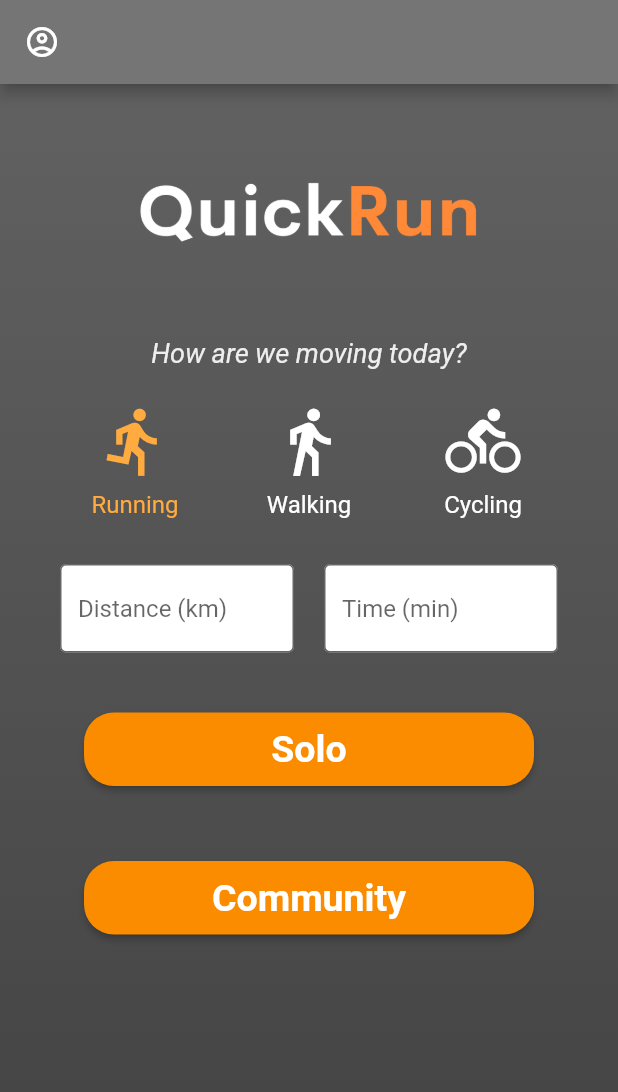
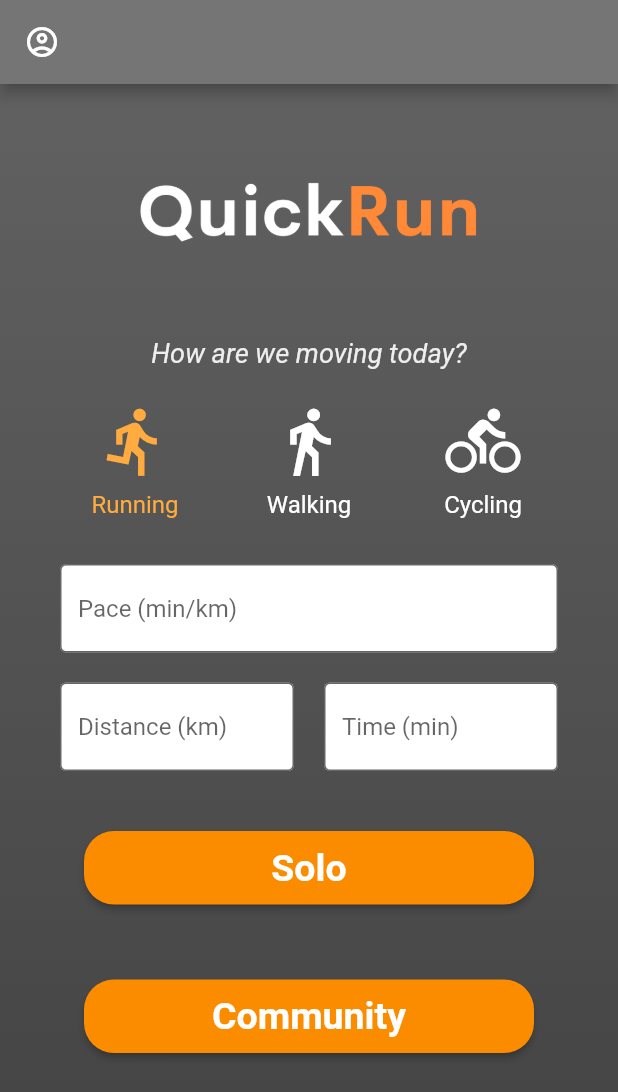
Before and after one commit to nikadari/QuickRun, a Flutter app: the SelectState screen opened directly, after a tap on the "directions run" icon, on a phone screen of 412 x 824 dp. Shown: the top 1092 px of the screen. Run offline on Flutter 3.47's test engine with Material 2 defaults, Android fonts, the phone set to English and light mode, and no system bars; network calls fail.

Commit message:
Data updating in Firebase from selection page

```diff
--- a/quick_run/lib/select.dart
+++ b/quick_run/lib/select.dart
@@ -1,8 +1,27 @@
 import 'package:flutter/material.dart';
 import 'package:flutter/services.dart';
 
+// For talking with the backend to submit database information.
+import 'package:http/http.dart' as http;
+
 //delete later
 void main() => runApp(SelectScreen());
+
+void UpdateActivity(String uid, int activityType, double pace, double distance, double time) async {
+  var uri = "http://localhost:3000/api/update/activity?uid=" + uid + "&type=" + activityType.toString() + "&pace=" + pace.toString() +
+  "&distance=" + distance.toString() + "&time=" + time.toString();
+  try {
+    var response = await http.get(Uri.parse(uri), headers: {
+      "Accept": "application/json",
+      "Access-Control-Allow-Origin": "*"
+    });
+    print('Response body: ${response.body}');
+  } catch (e) {
+    // just consume the error. Who cares.
+    print(e);
+    print(uri);
+  }
+}
 
 class SelectScreen extends StatelessWidget {
   @override
@@ -39,8 +58,14 @@ Widget buildSoloBtn() {
 }
 
 class SelectScreenState extends State<SelectState> {
+
   late double inputD;
   late double inputT;
+  late double inputP;
+
+  var dController = new TextEditingController();
+  var tController = new TextEditingController();
+
   late int activity;
   late bool isD;
   Color icon1Color = Colors.white;
@@ -52,6 +77,7 @@ class SelectScreenState extends State<SelectState> {
     super.initState();
     inputD = 0.0;
     inputT = 0.0;
+    inputP = 0.0;
     activity = 1;
   }
 
@@ -76,6 +102,7 @@ class SelectScreenState extends State<SelectState> {
                       icon1Color = Colors.orangeAccent;
                       icon2Color = Colors.white;
                       icon3Color = Colors.white;
+                      UpdateActivity("iwoYcZfWWWMiw8B2vpq7xhUgzMQ2", activity, inputP, inputD, inputT);
                     });
                   }),
               Text("Running",
@@ -103,6 +130,7 @@ class SelectScreenState extends State<SelectState> {
                       icon1Color = Colors.white;
                       icon2Color = Colors.orangeAccent;
                       icon3Color = Colors.white;
+                      UpdateActivity("iwoYcZfWWWMiw8B2vpq7xhUgzMQ2", activity, inputP, inputD, inputT);
                     });
                   }),
               Text("Walking",
@@ -130,6 +158,7 @@ class SelectScreenState extends State<SelectState> {
                       icon1Color = Colors.white;
                       icon2Color = Colors.white;
                       icon3Color = Colors.orangeAccent;
+                      UpdateActivity("iwoYcZfWWWMiw8B2vpq7xhUgzMQ2", activity, inputP, inputD, inputT);
                     });
                   }),
               Text("Cycling",
@@ -147,18 +176,49 @@ class SelectScreenState extends State<SelectState> {
   Widget buildDTFields() {
     return Container(
       padding: EdgeInsets.all(15.0),
-      child: Row(children: [
-        Expanded(
-          child: TextField(
+      child: Column(children: [
+        TextField(
           keyboardType: TextInputType.number,
           decoration: InputDecoration(
             border: OutlineInputBorder(),
             fillColor: Colors.white,
             filled: true,
-                hintText: "Distance (km)"),
+            hintText: "Pace (min/km)", // TODO: Needs to be stateful and dependent on option
+          ),
+          onChanged: (str) {
+            try {
+              inputP = double.parse(str);
+              // update the time
+              inputT = inputD * inputP;
+              tController.text = inputT.toString();
+              UpdateActivity("iwoYcZfWWWMiw8B2vpq7xhUgzMQ2", activity, inputP, inputD, inputT);
+            } catch (e) {
+              inputP = 0.0;
+            }
+          }
+        ),
+        SizedBox(
+          height: 20,
+        ),
+        Row(children: [
+          // distance input field
+          Expanded(
+            child: TextField(
+              keyboardType: TextInputType.number,
+              controller: dController,
+              decoration: InputDecoration(
+                  border: OutlineInputBorder(),
+                  fillColor: Colors.white,
+                  filled: true,
+                  hintText: "Distance (km)",
+              ),
               onChanged: (str) {
                 try {
                   inputD = double.parse(str);
+                  // recompute the time.
+                  inputT = inputD * inputP;
+                  tController.text = inputT.toString();
+                  UpdateActivity("iwoYcZfWWWMiw8B2vpq7xhUgzMQ2", activity, inputP, inputD, inputT);
                 } catch (e) {
                   inputD = 0.0;
                 }
@@ -168,17 +228,27 @@ class SelectScreenState extends State<SelectState> {
           SizedBox(
             width: 20,
           ),
+          // distance input field
           Expanded(
             child: TextField(
               keyboardType: TextInputType.number,
+              controller: tController,
               decoration: InputDecoration(
                   border: OutlineInputBorder(),
                   fillColor: Colors.white,
                   filled: true,
-                hintText: "Time (min)"),
+                  hintText: "Time (min)",
+
+              ),
               onChanged: (str) {
                 try {
                   inputT = double.parse(str);
+                  // recompute the distance
+                  if (inputP != 0) {
+                    inputD = inputT / inputP;
+                    dController.text = inputD.toString();
+                    UpdateActivity("iwoYcZfWWWMiw8B2vpq7xhUgzMQ2", activity, inputP, inputD, inputT);
+                  }
                 } catch (e) {
                   inputT = 0.0;
                 }
@@ -186,6 +256,7 @@ class SelectScreenState extends State<SelectState> {
             ),
           )
         ]),
+      ])
     );
   }
 
```
Also changed, not shown: quick_run/pubspec.lock, 4 other files. Lines whose indentation alone changed are shown as unchanged.
